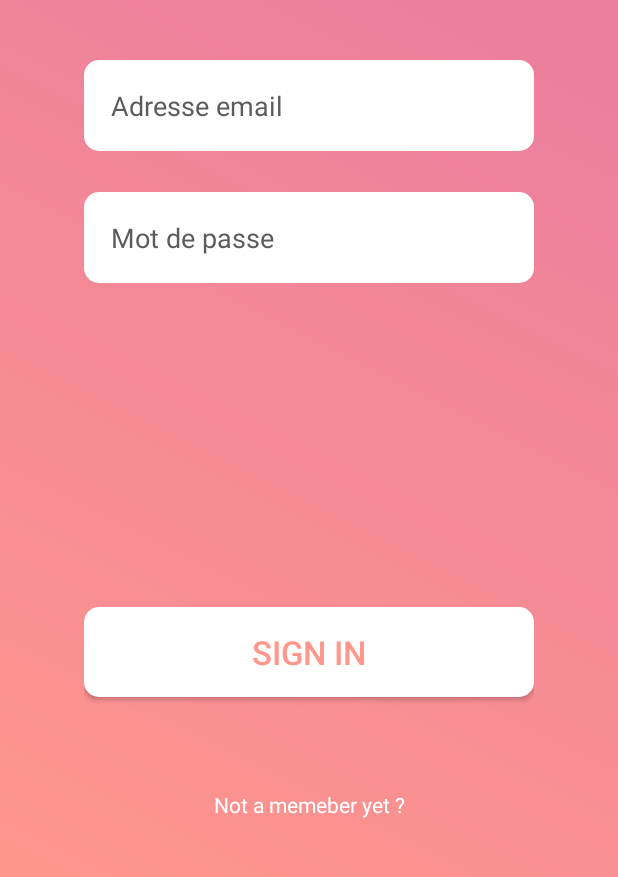
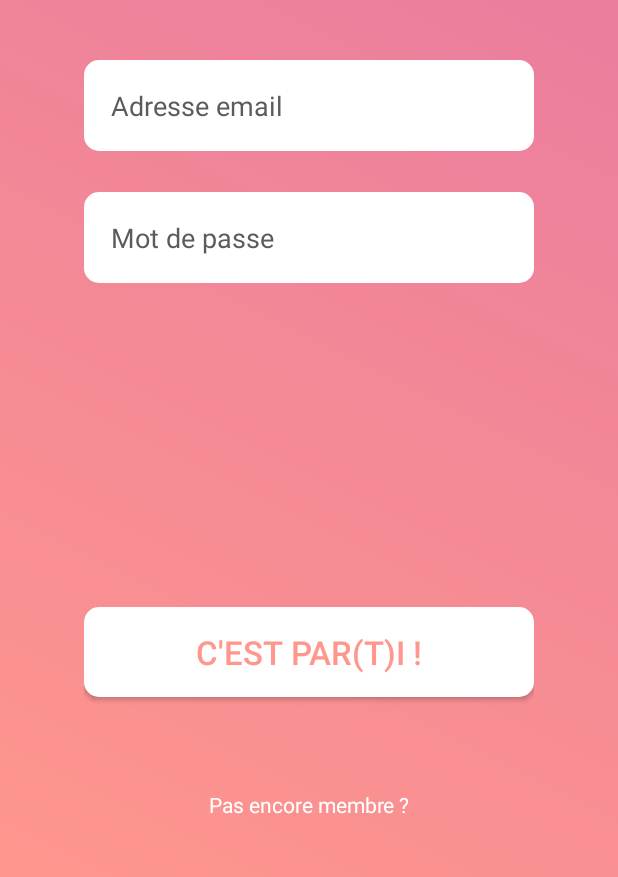
Before and after one commit to JeremsB/sorbet-app, an Android app: the screen it shows after launch (MainActivity), on a phone screen of 412 x 824 dp, the part 328-1205 px from its top. Run offline under Robolectric (Android 15) with nearby library versions, the phone set to English and light mode, and no system bars.

Commit message:
V Francaise

```diff
--- a/app/src/main/res/layout/activity_main.xml
+++ b/app/src/main/res/layout/activity_main.xml
@@ -129,7 +129,7 @@
                     android:height="60dp"
                     android:background="@drawable/mybutton"
                     android:minWidth="88dp"
-                    android:text="SIGN IN"
+                    android:text="C'EST PAR(T)I !"
                     android:textColor="#FF978D"
                     android:textColorLink="#D81B60"
                     android:textSize="22dp" />
@@ -149,7 +149,7 @@
                     android:layout_height="wrap_content"
                     android:layout_weight="1"
                     android:gravity="center_horizontal"
-                    android:text="Not a memeber yet ?"
+                    android:text="Pas encore membre ?"
                     android:textColor="#FFFFFF" />
             </LinearLayout>
 
--- a/app/src/main/res/values/styles.xml
+++ b/app/src/main/res/values/styles.xml
@@ -3,7 +3,7 @@
     <!-- Base application theme. ActionBar type Google -->
     <style name="AppTheme" parent="Theme.AppCompat.Light.DarkActionBar">
         <!-- Customize your theme here. -->
-        <item name="android:fontFamily">sans-serif-light</item>
+<!--        <item name="android:fontFamily">sans-serif-light</item>-->
         <item name="colorPrimary">@color/colorPrimary</item>
         <item name="colorPrimaryDark">@color/colorPrimaryDark</item>
         <item name="colorAccent">@color/colorAccent</item>
```
